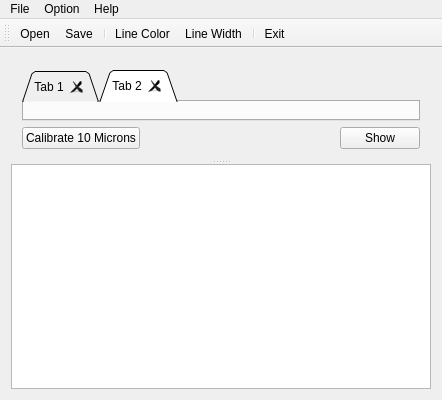
Qt form mainwindow.ui (dare5421/MasterMeasure) before a commit.
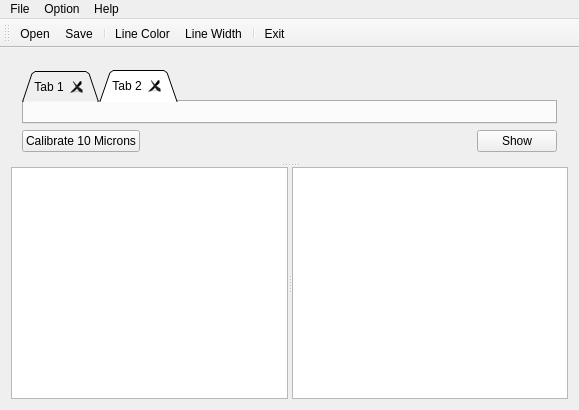
The same form after that commit. Icons and pictures are not drawn.

Commit message: table view added graphically

```diff
--- a/mainwindow.ui
+++ b/mainwindow.ui
@@ -6,8 +6,8 @@
    <rect>
     <x>0</x>
     <y>0</y>
-    <width>442</width>
-    <height>400</height>
+    <width>579</width>
+    <height>410</height>
    </rect>
   </property>
   <property name="sizePolicy">
@@ -22,12 +22,12 @@
   <widget class="QWidget" name="centralWidget">
    <layout class="QHBoxLayout" name="horizontalLayout_2">
     <item>
-     <widget class="QSplitter" name="splitter">
-      <property name="frameShape">
-       <enum>QFrame::NoFrame</enum>
-      </property>
-      <property name="frameShadow">
-       <enum>QFrame::Raised</enum>
+     <widget class="QSplitter" name="vSplitter">
+      <property name="sizePolicy">
+       <sizepolicy hsizetype="Preferred" vsizetype="Expanding">
+        <horstretch>0</horstretch>
+        <verstretch>0</verstretch>
+       </sizepolicy>
       </property>
       <property name="orientation">
        <enum>Qt::Vertical</enum>
@@ -99,6 +99,16 @@
         </item>
        </layout>
       </widget>
+      <widget class="QSplitter" name="hSplitter">
+       <property name="sizePolicy">
+        <sizepolicy hsizetype="Expanding" vsizetype="Preferred">
+         <horstretch>0</horstretch>
+         <verstretch>0</verstretch>
+        </sizepolicy>
+       </property>
+       <property name="orientation">
+        <enum>Qt::Horizontal</enum>
+       </property>
       <widget class="QGraphicsView" name="graphicsView">
        <property name="maximumSize">
         <size>
@@ -107,6 +117,21 @@
         </size>
        </property>
       </widget>
+       <widget class="QTableWidget" name="tableWidget">
+        <property name="enabled">
+         <bool>true</bool>
+        </property>
+        <property name="maximumSize">
+         <size>
+          <width>16777215</width>
+          <height>500</height>
+         </size>
+        </property>
+        <attribute name="horizontalHeaderVisible">
+         <bool>false</bool>
+        </attribute>
+       </widget>
+      </widget>
      </widget>
     </item>
    </layout>
@@ -116,7 +141,7 @@
     <rect>
      <x>0</x>
      <y>0</y>
-     <width>442</width>
+     <width>579</width>
      <height>21</height>
     </rect>
    </property>
```
Left out of the diff: 2 changed lines with no effect on the pictures. Lines whose indentation alone changed are shown as unchanged. The commit also changes 2 other files.
